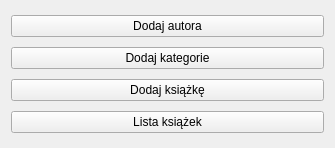
Aniket1900/BookDatabase, file Views/Main.ui: the form before one commit.
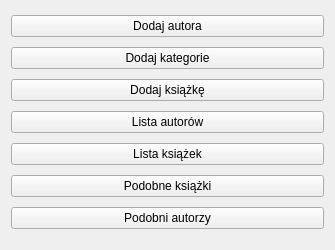
The form after the commit.

Diff of the .ui file:
```diff
--- a/Views/Main.ui
+++ b/Views/Main.ui
@@ -7,7 +7,7 @@
     <x>0</x>
     <y>0</y>
     <width>335</width>
-    <height>148</height>
+    <height>250</height>
    </rect>
   </property>
   <property name="windowTitle">
@@ -35,6 +35,13 @@
      </property>
     </widget>
    </item>
+   <item>
+    <widget class="QPushButton" name="authorListButton">
+     <property name="text">
+      <string>Lista autorów</string>
+     </property>
+    </widget>
+   </item>
    <item>
     <widget class="QPushButton" name="bookListButton">
      <property name="text">
@@ -42,6 +49,20 @@
      </property>
     </widget>
    </item>
+   <item>
+    <widget class="QPushButton" name="pushButton">
+     <property name="text">
+      <string>Podobne książki</string>
+     </property>
+    </widget>
+   </item>
+   <item>
+    <widget class="QPushButton" name="pushButton_2">
+     <property name="text">
+      <string>Podobni autorzy</string>
+     </property>
+    </widget>
+   </item>
   </layout>
  </widget>
  <resources/>
```
